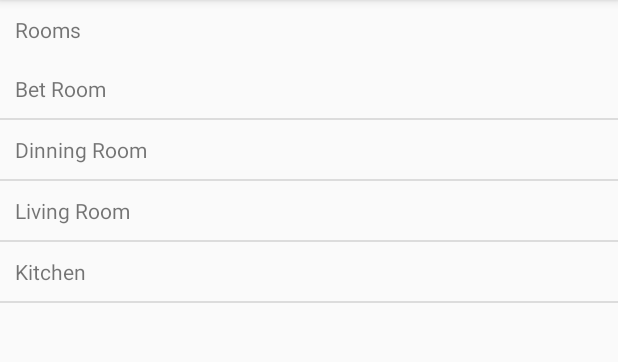
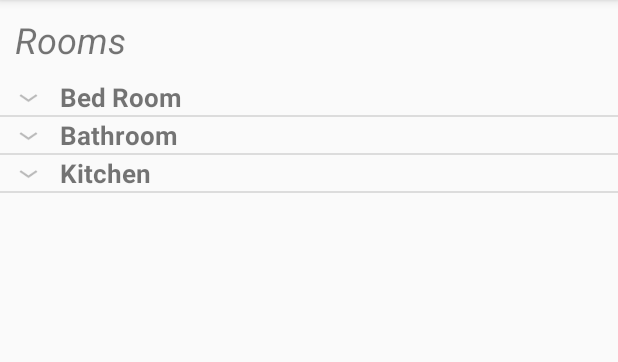
Before and after one commit to noureldin-khaled/Jarvis_Android, an Android app: the fragment RoomsFragment shown on its own in the app's theme, on a phone screen of 412 x 824 dp, the part 84-446 px from its top. Run offline under Robolectric (Android 15) with nearby library versions, the phone set to English and light mode, and no system bars.

Commit message:
Merge branch 'dev' of https://github.com/soofyhbk2007/Jarvis_Android into dev
# Conflicts:
#	gradle/wrapper/gradle-wrapper.properties

```diff
--- /dev/null
+++ b/app/src/main/java/com/iot/guc/jarvis/ExpandableListAdapter.java
@@ -0,0 +1,108 @@
+package com.iot.guc.jarvis;
+
+import android.content.Context;
+import android.graphics.Typeface;
+import android.view.LayoutInflater;
+import android.view.View;
+import android.view.ViewGroup;
+import android.widget.BaseExpandableListAdapter;
+import android.widget.TextView;
+
+import java.util.HashMap;
+import java.util.List;
+
+/**
+ * Created by Ahmed Amir on 3/5/2017.
+ */
+
+public class ExpandableListAdapter extends BaseExpandableListAdapter {
+
+
+    private Context _context;
+    private List<String> _listDataHeader; // header titles
+    // child data in format of header title, child title
+    private HashMap<String, List<String>> _listDataChild;
+
+    public ExpandableListAdapter(Context context, List<String> listDataHeader,
+                                 HashMap<String, List<String>> listChildData) {
+        this._context = context;
+        this._listDataHeader = listDataHeader;
+        this._listDataChild = listChildData;
+    }
+
+    @Override
+    public Object getChild(int groupPosition, int childPosititon) {
+        return this._listDataChild.get(this._listDataHeader.get(groupPosition))
+                .get(childPosititon);
+    }
+
+    @Override
+    public long getChildId(int groupPosition, int childPosition) {
+        return childPosition;
+    }
+
+    @Override
+    public View getChildView(int groupPosition,  int childPosition,
+                             boolean isLastChild, View convertView, ViewGroup parent) {
+
+        final String childText = (String) getChild(groupPosition, childPosition);
+
+        if (convertView == null) {
+
+            convertView = LayoutInflater.from(_context).inflate(R.layout.list_item, parent,false);
+        }
+
+        TextView listChild = (TextView) convertView
+                .findViewById(R.id.list_item);
+
+        listChild.setText(childText);
+        return convertView;
+    }
+
+    @Override
+    public int getChildrenCount(int groupPosition) {
+        return this._listDataChild.get(this._listDataHeader.get(groupPosition))
+                .size();
+    }
+
+    @Override
+    public Object getGroup(int groupPosition) {
+        return this._listDataHeader.get(groupPosition);
+    }
+
+    @Override
+    public int getGroupCount() {
+        return this._listDataHeader.size();
+    }
+
+    @Override
+    public long getGroupId(int groupPosition) {
+        return groupPosition;
+    }
+
+    @Override
+    public View getGroupView(int groupPosition, boolean isExpanded,
+                             View convertView, ViewGroup parent) {
+        String headerTitle = (String) getGroup(groupPosition);
+        if (convertView == null) {
+
+            convertView = LayoutInflater.from(_context).inflate(R.layout.list_group, parent,false);
+        }
+
+        TextView listHeader = (TextView) convertView.findViewById(R.id.list_header);
+        listHeader.setTypeface(null, Typeface.BOLD);
+        listHeader.setText(headerTitle);
+
+        return convertView;
+    }
+
+    @Override
+    public boolean hasStableIds() {
+        return false;
+    }
+
+    @Override
+    public boolean isChildSelectable(int groupPosition, int childPosition) {
+        return true;
+    }
+}
--- a/app/src/main/java/com/iot/guc/jarvis/RoomsFragment.java
+++ b/app/src/main/java/com/iot/guc/jarvis/RoomsFragment.java
@@ -7,10 +7,13 @@ import android.view.LayoutInflater;
 import android.view.View;
 import android.view.ViewGroup;
 import android.widget.AdapterView;
+import android.widget.ExpandableListView;
 import android.widget.ListView;
 import android.widget.TextView;
 
 import java.util.ArrayList;
+import java.util.HashMap;
+import java.util.List;
 
 
 /**
@@ -18,11 +21,11 @@ import java.util.ArrayList;
  */
 public class RoomsFragment extends Fragment {
 
-    ListAdapter listAdapter;
-    ArrayList<String> items;
-    boolean rooms;
-    TextView label;
-    ListView list;
+    ExpandableListAdapter listAdapter;
+    ExpandableListView expListView;
+    List<String> listDataHeader;
+    HashMap<String, List<String>> listDataChild;
+
     public RoomsFragment() {
         // Required empty public constructor
     }
@@ -33,56 +36,50 @@ public class RoomsFragment extends Fragment {
                              Bundle savedInstanceState) {
         // Inflate the layout for this fragment
         View view =  inflater.inflate(R.layout.fragment_manage, container, false);
-        rooms= true;
-        fillList(view);
+        // get the listview
+        expListView = (ExpandableListView) view.findViewById(R.id.exp_list);
+
+        // preparing list data
+        prepareListData();
+
+        listAdapter = new ExpandableListAdapter(getActivity(), listDataHeader, listDataChild);
+
+        // setting list adapter
+        expListView.setAdapter(listAdapter);
            return view;
     }
+    /*
+        * Preparing the list data
+        */
+    private void prepareListData() {
+        listDataHeader = new ArrayList<String>();
+        listDataChild = new HashMap<String, List<String>>();
 
-    public void fillList(final View rootView){
+        // Adding child data
+        listDataHeader.add("Bed Room");
+        listDataHeader.add("Bathroom");
+        listDataHeader.add("Kitchen");
 
-        if(rooms){
+        // Adding child data
+        List<String> kitchen = new ArrayList<String>();
+        kitchen.add("Bulb");
+        kitchen.add("Gun");
+        kitchen.add("Neon");
 
-            list =(ListView) rootView.findViewById(R.id.list);
-            list.setOnItemClickListener(new AdapterView.OnItemClickListener() {
-                @Override
-                public void onItemClick(AdapterView<?> adapterView, View view, int i, long l) {
-                    rooms = false;
-                    fillList(rootView);
-                }
-            });
-            label =(TextView) rootView.findViewById(R.id.list_label);
 
-            label.setText("Rooms");
-            items = new ArrayList<String>();
-            items.add("Bet Room");
-            items.add("Dinning Room");
-            items.add("Living Room");
-            items.add("Kitchen");
-            listAdapter = new ListAdapter(getActivity(),items);
-            list.setAdapter(listAdapter);
+        List<String> Bedroom = new ArrayList<String>();
+        Bedroom.add("Device 1");
+        Bedroom.add("Device 2");
+        Bedroom.add("Device 3");
 
-        }
-        else {
 
-            list =(ListView) rootView.findViewById(R.id.list);
-            list.setOnItemClickListener(new AdapterView.OnItemClickListener() {
-                @Override
-                public void onItemClick(AdapterView<?> adapterView, View view, int i, long l) {
-                    //TODO: create Device Fragment Here
-                    fillList(rootView);
-                }
-            });
-            label =(TextView) rootView.findViewById(R.id.list_label);
+        List<String> bathroom = new ArrayList<String>();
 
-            label.setText("Devices");
-            items = new ArrayList<String>();
-            items.add("Device 1");
-            items.add("Device 2");
-            items.add("Device 3");
-            items.add("Device 4");
-            listAdapter = new ListAdapter(getActivity(),items);
-            list.setAdapter(listAdapter);
-        }
+
+        listDataChild.put(listDataHeader.get(0), Bedroom); // Header, Child data
+        listDataChild.put(listDataHeader.get(1), kitchen);
+        listDataChild.put(listDataHeader.get(2), bathroom);
     }
 
+
 }
--- a/app/src/main/res/layout/fragment_manage.xml
+++ b/app/src/main/res/layout/fragment_manage.xml
@@ -10,11 +10,13 @@
         android:id="@+id/list_label"
         android:layout_width="match_parent"
         android:layout_height="wrap_content"
-        android:layout_margin="10dp" />
+        android:layout_margin="10dp"
+        android:text="Rooms"
+        android:textSize="24sp"
+        android:textStyle="italic" />
 
-    <ListView
-        android:id="@+id/list"
+    <ExpandableListView
+        android:id="@+id/exp_list"
         android:layout_width="match_parent"
-        android:layout_height="match_parent" />
-
+        android:layout_height="match_parent"/>
 </LinearLayout>
--- /dev/null
+++ b/app/src/main/res/layout/list_group.xml
@@ -0,0 +1,13 @@
+<?xml version="1.0" encoding="utf-8"?>
+<LinearLayout xmlns:android="http://schemas.android.com/apk/res/android"
+    android:orientation="vertical" android:layout_width="match_parent"
+    android:layout_height="match_parent">
+
+    <TextView
+        android:id="@+id/list_header"
+        android:layout_width="match_parent"
+        android:layout_height="wrap_content"
+        android:paddingLeft="?android:attr/expandableListPreferredItemPaddingLeft"
+        android:textSize="17dp" />
+
+</LinearLayout>
```
Also changed, not shown: app/src/main/res/layout/list_item.xml (+15 -4 lines).
